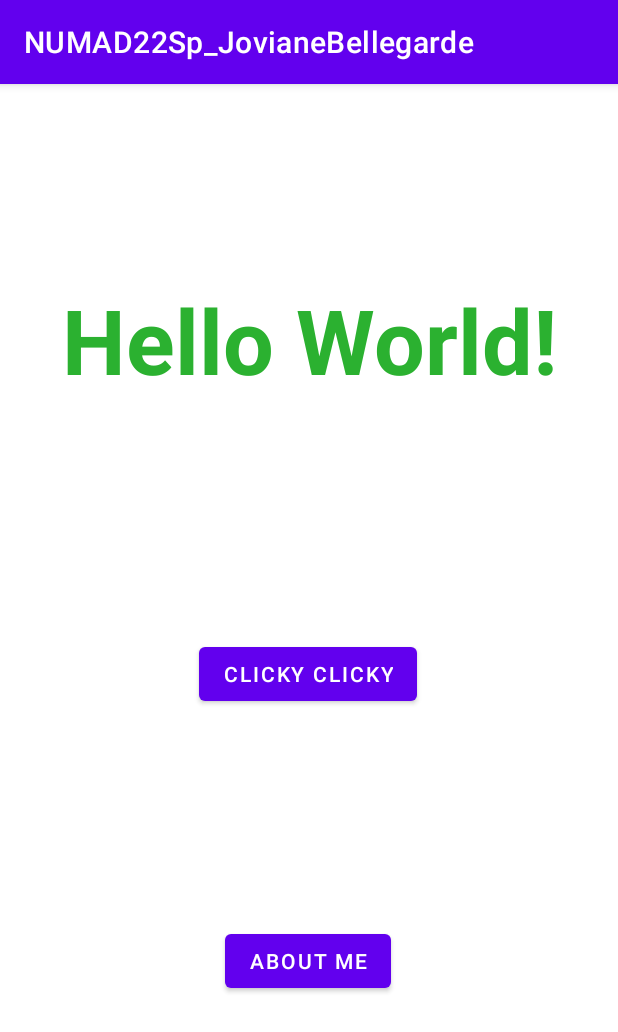
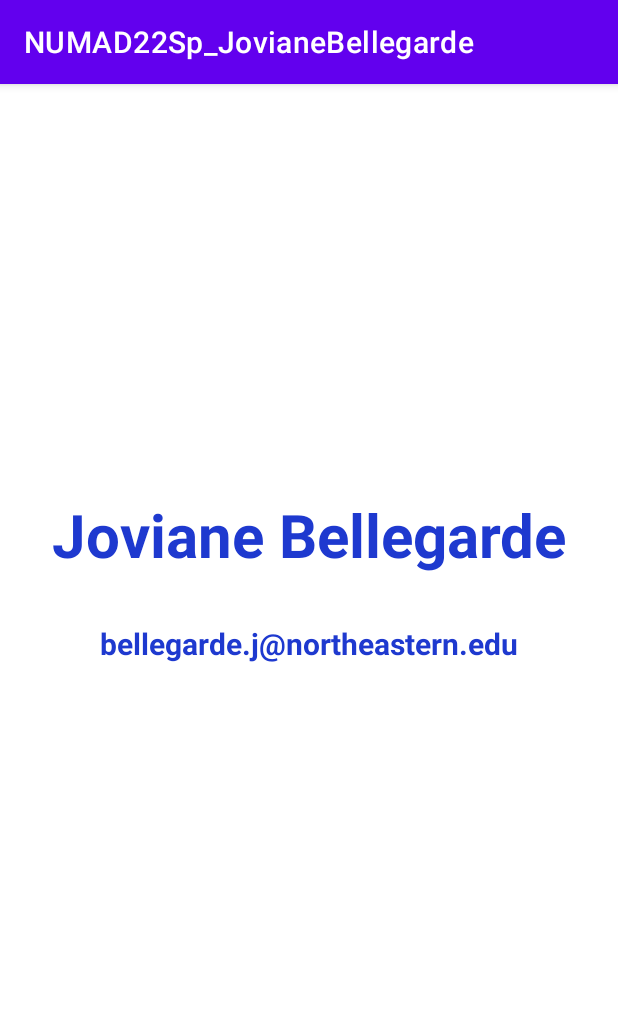
Before and after one commit to jovianebellegarde/NUMAD22Sp_JovianeBellegarde, an Android app: the screen it shows after launch (MainActivity before the commit, NameActivity after it), after a tap on "ABOUT ME", on a phone screen of 412 x 824 dp. Shown: the top 1032 px of the screen. Run offline under Robolectric (Android 15) with nearby library versions, the phone set to English and light mode, and no system bars.

Commit message:
put name and email into new activity

```diff
--- a/app/src/main/AndroidManifest.xml
+++ b/app/src/main/AndroidManifest.xml
@@ -9,8 +9,12 @@
         android:roundIcon="@mipmap/ic_launcher_jb_round"
         android:supportsRtl="true"
         android:theme="@style/Theme.NUMAD22Sp_JovianeBellegarde">
-        <activity android:name=".ButtonActivity"></activity>
-        <activity android:name=".MainActivity">
+        <activity
+            android:name=".NameActivity"
+            android:exported="false" />
+        <activity android:name=".ButtonActivity" />
+        <activity android:name=".MainActivity"
+            android:exported="true">
             <intent-filter>
                 <action android:name="android.intent.action.MAIN" />
 
--- a/app/src/main/java/edu/neu/numad22sp_jovianebellegarde/MainActivity.java
+++ b/app/src/main/java/edu/neu/numad22sp_jovianebellegarde/MainActivity.java
@@ -20,19 +20,16 @@ public class MainActivity extends AppCompatActivity {
   /**
    * Shows the toast message when user clicks the About Me button.
    * @param view to get Context of message.
-   * Used https://developer.android.com/guide/topics/ui/notifiers/toasts#java for Toast reference.
    */
-  public void showToastMessage(View view) {
-    CharSequence toastText = "Name: Joviane Bellegarde\nEmail: bellegarde.j@northeastern.edu";
-    int duration = Toast.LENGTH_SHORT;
-    Toast.makeText(view.getContext(), toastText, duration).show();
-   }
+  public void helloWorldActivity(View view) {
+    startActivity(new Intent(view.getContext(), NameActivity.class));
+  }
 
   /**
    * Opens a new activity with 6 buttons from A to F.
    * @param view to get the Context of the message.
    */
-  public void openButtonActivity(View view) {
+  public void sixButtonsActivity(View view) {
     startActivity(new Intent(view.getContext(), ButtonActivity.class));
   }
 }
--- /dev/null
+++ b/app/src/main/java/edu/neu/numad22sp_jovianebellegarde/NameActivity.java
@@ -0,0 +1,14 @@
+package edu.neu.numad22sp_jovianebellegarde;
+
+import androidx.appcompat.app.AppCompatActivity;
+
+import android.os.Bundle;
+
+public class NameActivity extends AppCompatActivity {
+
+    @Override
+    protected void onCreate(Bundle savedInstanceState) {
+        super.onCreate(savedInstanceState);
+        setContentView(R.layout.activity_name);
+    }
+}
--- a/app/src/main/res/layout/activity_main.xml
+++ b/app/src/main/res/layout/activity_main.xml
@@ -17,21 +17,22 @@
         android:textStyle="bold"
         app:layout_constraintBottom_toTopOf="@+id/aboutMeButton"
         app:layout_constraintEnd_toEndOf="parent"
+        app:layout_constraintHorizontal_bias="0.5"
         app:layout_constraintStart_toStartOf="parent"
         app:layout_constraintTop_toTopOf="parent"
-        app:layout_constraintVertical_bias="0.271" />
+        app:layout_constraintVertical_bias="0.382" />
 
     <Button
         android:id="@+id/aboutMeButton"
         android:layout_width="wrap_content"
         android:layout_height="wrap_content"
         android:layout_marginTop="32dp"
-        android:onClick="showToastMessage"
+        android:onClick="helloWorldActivity"
         android:text="@string/about_me"
         app:iconTint="#FFFFFF"
         app:layout_constraintBottom_toBottomOf="parent"
         app:layout_constraintEnd_toEndOf="parent"
-        app:layout_constraintHorizontal_bias="0.498"
+        app:layout_constraintHorizontal_bias="0.5"
         app:layout_constraintStart_toStartOf="parent"
         app:layout_constraintTop_toTopOf="parent"
         app:layout_constraintVertical_bias="0.768" />
@@ -40,11 +41,11 @@
         android:id="@+id/clickyClickyButton"
         android:layout_width="wrap_content"
         android:layout_height="wrap_content"
-        android:onClick="openButtonActivity"
+        android:onClick="sixButtonsActivity"
         android:text="@string/clicky_clicky"
         app:layout_constraintBottom_toTopOf="@+id/aboutMeButton"
         app:layout_constraintEnd_toEndOf="parent"
-        app:layout_constraintHorizontal_bias="0.498"
+        app:layout_constraintHorizontal_bias="0.5"
         app:layout_constraintStart_toStartOf="parent"
         app:layout_constraintTop_toBottomOf="@+id/mainActivityTextView"
         app:layout_constraintVertical_bias="0.525" />
--- /dev/null
+++ b/app/src/main/res/layout/activity_name.xml
@@ -0,0 +1,39 @@
+<?xml version="1.0" encoding="utf-8"?>
+<androidx.constraintlayout.widget.ConstraintLayout xmlns:android="http://schemas.android.com/apk/res/android"
+    xmlns:app="http://schemas.android.com/apk/res-auto"
+    xmlns:tools="http://schemas.android.com/tools"
+    android:layout_width="match_parent"
+    android:layout_height="match_parent"
+    tools:context=".NameActivity">
+
+    <TextView
+        android:id="@+id/textView"
+        android:layout_width="wrap_content"
+        android:layout_height="wrap_content"
+        android:text="@string/joviane_bellegarde"
+        android:textColor="#1E39CF"
+        android:textSize="40sp"
+        android:textStyle="bold"
+        app:layout_constraintBottom_toBottomOf="parent"
+        app:layout_constraintEnd_toEndOf="parent"
+        app:layout_constraintHorizontal_bias="0.5"
+        app:layout_constraintStart_toStartOf="parent"
+        app:layout_constraintTop_toTopOf="parent"
+        app:layout_constraintVertical_bias="0.383" />
+
+    <TextView
+        android:id="@+id/textView2"
+        android:layout_width="wrap_content"
+        android:layout_height="wrap_content"
+        android:text="@string/bellegarde_j_northeastern_edu"
+        android:textColor="#FF1E39CF"
+        android:textSize="20sp"
+        android:textStyle="bold"
+        app:layout_constraintBottom_toBottomOf="parent"
+        app:layout_constraintEnd_toEndOf="parent"
+        app:layout_constraintHorizontal_bias="0.5"
+        app:layout_constraintStart_toStartOf="parent"
+        app:layout_constraintTop_toTopOf="parent"
+        app:layout_constraintVertical_bias="0.485" />
+
+</androidx.constraintlayout.widget.ConstraintLayout>
--- a/app/src/main/res/values/strings.xml
+++ b/app/src/main/res/values/strings.xml
@@ -15,4 +15,6 @@
     <string name="d">D</string>
     <string name="e">E</string>
     <string name="f">F</string>
+    <string name="joviane_bellegarde">Joviane Bellegarde</string>
+    <string name="bellegarde_j_northeastern_edu">bellegarde.j@northeastern.edu</string>
 </resources>
```
